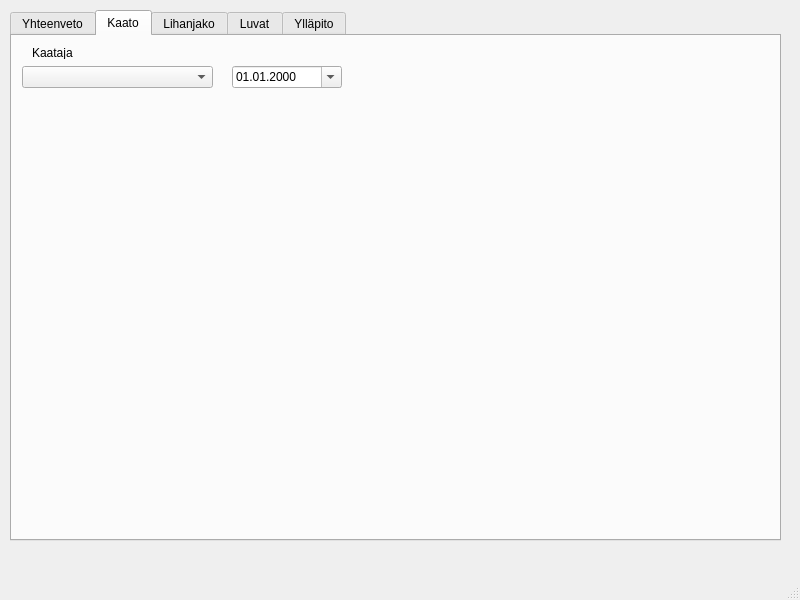
The window that multiPageMainWindow.ui (JoonasPitk/hirviporukka) describes before a commit, drawn with Qt 5.
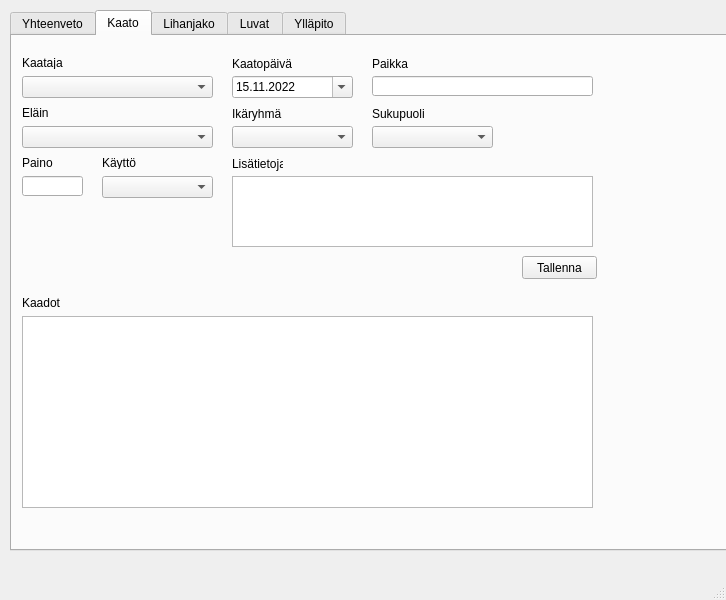
The same window after the commit. The open tabs and pages were chosen to show the change.

Diff of the .ui file:
```diff
--- a/multiPageMainWindow.ui
+++ b/multiPageMainWindow.ui
@@ -6,7 +6,7 @@
    <rect>
     <x>0</x>
     <y>0</y>
-    <width>800</width>
+    <width>726</width>
     <height>600</height>
    </rect>
   </property>
@@ -19,8 +19,8 @@
      <rect>
       <x>10</x>
       <y>10</y>
-      <width>771</width>
-      <height>531</height>
+      <width>781</width>
+      <height>541</height>
      </rect>
     </property>
     <property name="currentIndex">
@@ -98,7 +98,7 @@
       <property name="geometry">
        <rect>
         <x>10</x>
-        <y>30</y>
+        <y>40</y>
         <width>191</width>
         <height>22</height>
        </rect>
@@ -107,8 +107,8 @@
      <widget class="QLabel" name="shotByLabel">
       <property name="geometry">
        <rect>
-        <x>20</x>
-        <y>10</y>
+        <x>10</x>
+        <y>20</y>
         <width>47</width>
         <height>13</height>
        </rect>
@@ -121,8 +121,8 @@
       <property name="geometry">
        <rect>
         <x>220</x>
-        <y>30</y>
-        <width>110</width>
+        <y>40</y>
+        <width>121</width>
         <height>22</height>
        </rect>
       </property>
@@ -134,6 +134,232 @@
       </property>
       <property name="calendarPopup">
        <bool>true</bool>
+      </property>
+      <property name="date">
+       <date>
+        <year>2022</year>
+        <month>11</month>
+        <day>15</day>
+       </date>
+      </property>
+     </widget>
+     <widget class="QLabel" name="shotDateLabel">
+      <property name="geometry">
+       <rect>
+        <x>220</x>
+        <y>20</y>
+        <width>101</width>
+        <height>16</height>
+       </rect>
+      </property>
+      <property name="text">
+       <string>Kaatopäivä</string>
+      </property>
+     </widget>
+     <widget class="QComboBox" name="animalComboBox">
+      <property name="geometry">
+       <rect>
+        <x>10</x>
+        <y>90</y>
+        <width>191</width>
+        <height>22</height>
+       </rect>
+      </property>
+     </widget>
+     <widget class="QComboBox" name="ageGroupComboBox">
+      <property name="geometry">
+       <rect>
+        <x>220</x>
+        <y>90</y>
+        <width>121</width>
+        <height>22</height>
+       </rect>
+      </property>
+     </widget>
+     <widget class="QComboBox" name="genderComboBox">
+      <property name="geometry">
+       <rect>
+        <x>360</x>
+        <y>90</y>
+        <width>121</width>
+        <height>22</height>
+       </rect>
+      </property>
+     </widget>
+     <widget class="QLabel" name="animalLabel">
+      <property name="geometry">
+       <rect>
+        <x>10</x>
+        <y>70</y>
+        <width>47</width>
+        <height>13</height>
+       </rect>
+      </property>
+      <property name="text">
+       <string>Eläin</string>
+      </property>
+     </widget>
+     <widget class="QLabel" name="ageGroupLabel">
+      <property name="geometry">
+       <rect>
+        <x>220</x>
+        <y>70</y>
+        <width>61</width>
+        <height>16</height>
+       </rect>
+      </property>
+      <property name="text">
+       <string>Ikäryhmä</string>
+      </property>
+     </widget>
+     <widget class="QLabel" name="genderLabel">
+      <property name="geometry">
+       <rect>
+        <x>360</x>
+        <y>70</y>
+        <width>61</width>
+        <height>16</height>
+       </rect>
+      </property>
+      <property name="text">
+       <string>Sukupuoli</string>
+      </property>
+     </widget>
+     <widget class="QComboBox" name="usageComboBox">
+      <property name="geometry">
+       <rect>
+        <x>90</x>
+        <y>140</y>
+        <width>111</width>
+        <height>22</height>
+       </rect>
+      </property>
+     </widget>
+     <widget class="QLineEdit" name="weightLineEdit">
+      <property name="geometry">
+       <rect>
+        <x>10</x>
+        <y>140</y>
+        <width>61</width>
+        <height>20</height>
+       </rect>
+      </property>
+     </widget>
+     <widget class="QLabel" name="weightLabel">
+      <property name="geometry">
+       <rect>
+        <x>10</x>
+        <y>120</y>
+        <width>47</width>
+        <height>13</height>
+       </rect>
+      </property>
+      <property name="text">
+       <string>Paino</string>
+      </property>
+     </widget>
+     <widget class="QLabel" name="usageLabel">
+      <property name="geometry">
+       <rect>
+        <x>90</x>
+        <y>120</y>
+        <width>47</width>
+        <height>13</height>
+       </rect>
+      </property>
+      <property name="text">
+       <string>Käyttö</string>
+      </property>
+     </widget>
+     <widget class="QPlainTextEdit" name="additionalInfoTextEdit">
+      <property name="geometry">
+       <rect>
+        <x>220</x>
+        <y>140</y>
+        <width>361</width>
+        <height>71</height>
+       </rect>
+      </property>
+      <property name="toolTip">
+       <string>Tähän vieraan kaatajan nimi tai havaintoja eläimestä</string>
+      </property>
+      <property name="toolTipDuration">
+       <number>10000</number>
+      </property>
+     </widget>
+     <widget class="QLabel" name="additionalInfoLabel">
+      <property name="geometry">
+       <rect>
+        <x>220</x>
+        <y>120</y>
+        <width>51</width>
+        <height>16</height>
+       </rect>
+      </property>
+      <property name="text">
+       <string>Lisätietoja</string>
+      </property>
+     </widget>
+     <widget class="QTableWidget" name="killsKillsTableWidget">
+      <property name="geometry">
+       <rect>
+        <x>10</x>
+        <y>280</y>
+        <width>571</width>
+        <height>192</height>
+       </rect>
+      </property>
+     </widget>
+     <widget class="QLabel" name="killsTableLabel">
+      <property name="geometry">
+       <rect>
+        <x>10</x>
+        <y>260</y>
+        <width>47</width>
+        <height>13</height>
+       </rect>
+      </property>
+      <property name="text">
+       <string>Kaadot</string>
+      </property>
+     </widget>
+     <widget class="QPushButton" name="saveShotPushButton">
+      <property name="geometry">
+       <rect>
+        <x>510</x>
+        <y>220</y>
+        <width>75</width>
+        <height>23</height>
+       </rect>
+      </property>
+      <property name="text">
+       <string>Tallenna</string>
+      </property>
+     </widget>
+     <widget class="QLineEdit" name="locationLineEdit">
+      <property name="geometry">
+       <rect>
+        <x>360</x>
+        <y>40</y>
+        <width>221</width>
+        <height>20</height>
+       </rect>
+      </property>
+      <property name="toolTip">
+       <string>Karttaan merkitty paikannimi</string>
+      </property>
+     </widget>
+     <widget class="QLabel" name="locationLabel">
+      <property name="geometry">
+       <rect>
+        <x>360</x>
+        <y>20</y>
+        <width>101</width>
+        <height>16</height>
+       </rect>
+      </property>
+      <property name="text">
+       <string>Paikka</string>
       </property>
      </widget>
     </widget>
```
Left out of the diff: 437 changed lines with no effect on the pictures.
